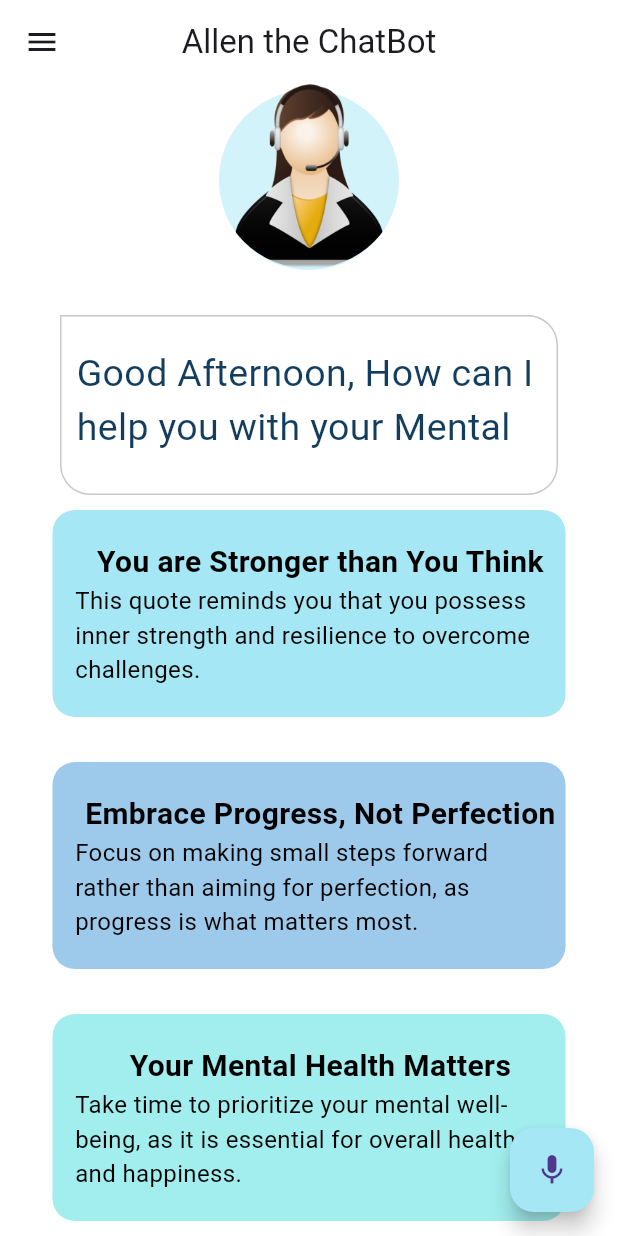
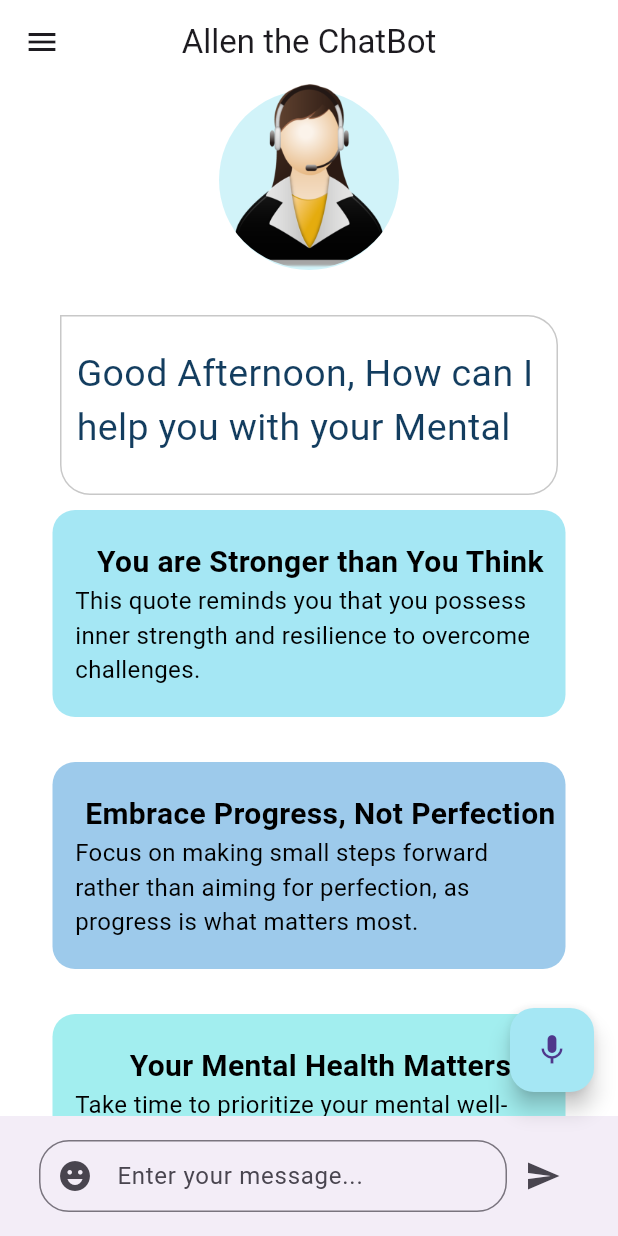
Before and after one commit to kennedyjulius/virtual_mental_ui, a Flutter app: the screen it shows after launch, on a phone screen of 412 x 824 dp. Run offline on Flutter 3.47's test engine with Material 3 defaults, Android fonts, the phone set to English and light mode, and no system bars; our stand-ins replace speech_to_text.

Commit message:
added some code

```diff
--- a/lib/Screens/otherScreens/home_screen.dart
+++ b/lib/Screens/otherScreens/home_screen.dart
@@ -1,5 +1,3 @@
-// ignore_for_file: prefer_const_constructors
-
 import 'package:flutter/material.dart';
 import 'package:speech_to_text/speech_recognition_result.dart';
 import 'package:speech_to_text/speech_to_text.dart';
@@ -16,6 +14,7 @@ class HomeSreeen extends StatefulWidget {
 class _HomeSreeenState extends State<HomeSreeen> {
   late final SpeechToText speechToText;
   late String lastWords;
+  TextEditingController _controller = TextEditingController();
 
   @override
   void initState() {
@@ -97,18 +96,18 @@ class _HomeSreeenState extends State<HomeSreeen> {
             Container(
               height: 120,
               padding: const EdgeInsets.symmetric(vertical: 20, horizontal: 10),
-              margin:
-                  const EdgeInsets.symmetric(horizontal: 40).copyWith(top: 30),
+              margin: const EdgeInsets.symmetric(horizontal: 40)
+                  .copyWith(top: 30),
               decoration: BoxDecoration(
                 border: Border.all(
                   color: Pallete.borderColor,
                 ),
-                borderRadius:
-                    BorderRadius.circular(20).copyWith(topLeft: Radius.zero),
+                borderRadius: BorderRadius.circular(20)
+                    .copyWith(topLeft: Radius.zero),
               ),
-              child: Text(
+              child: const Text(
                 "Good Afternoon, How can I help you with your Mental Health Today ?.",
-                style: const TextStyle(
+                style: TextStyle(
                   color: Pallete.mainFontColor,
                   fontSize: 25,
                 ),
@@ -154,7 +153,8 @@ class _HomeSreeenState extends State<HomeSreeen> {
       floatingActionButton: FloatingActionButton(
         backgroundColor: Pallete.firstSuggestionBoxColor,
         onPressed: () async {
-          if (await speechToText.hasPermission && speechToText.isNotListening) {
+          if (await speechToText.hasPermission &&
+              speechToText.isNotListening) {
             await startListening();
           } else if (speechToText.isListening) {
             await stopListening();
@@ -164,6 +164,48 @@ class _HomeSreeenState extends State<HomeSreeen> {
         },
         child: const Icon(Icons.mic),
       ),
+      bottomNavigationBar: BottomAppBar(
+        child: Container(
+          height: 30,
+          padding: const EdgeInsets.symmetric(horizontal: 10),
+          child: Row(
+            children: [
+              Expanded(
+                child: TextField(
+                  controller: _controller,
+                  decoration: InputDecoration(
+                    contentPadding: EdgeInsets.symmetric(horizontal: 10),
+                    focusedBorder: OutlineInputBorder(
+                      borderRadius: BorderRadius.circular(25),
+                      gapPadding: 8,
+                      borderSide: BorderSide(
+                        color: Colors.amber
+                      )
+                    ),
+                    hintText: 'Enter your message...',
+                    border: OutlineInputBorder(
+                      borderRadius: BorderRadius.circular(20),
+                      borderSide: BorderSide(
+                        color: Colors.green,
+                        width: 1.0,
+                      )
+                    ),
+                    fillColor: Colors.grey,
+                    enabled: true,
+                    prefixIcon: Icon(Icons.emoji_emotions),
+                  ),
+                ),
+              ),
+              IconButton(
+                onPressed: () {
+                  // Add your send message logic here
+                },
+                icon: Icon(Icons.send),
+              ),
+            ],
+          ),
+        ),
+      ),
     );
   }
 }
```
Also changed, not shown: lib/Screens/authentication/login_screen.dart (added).
